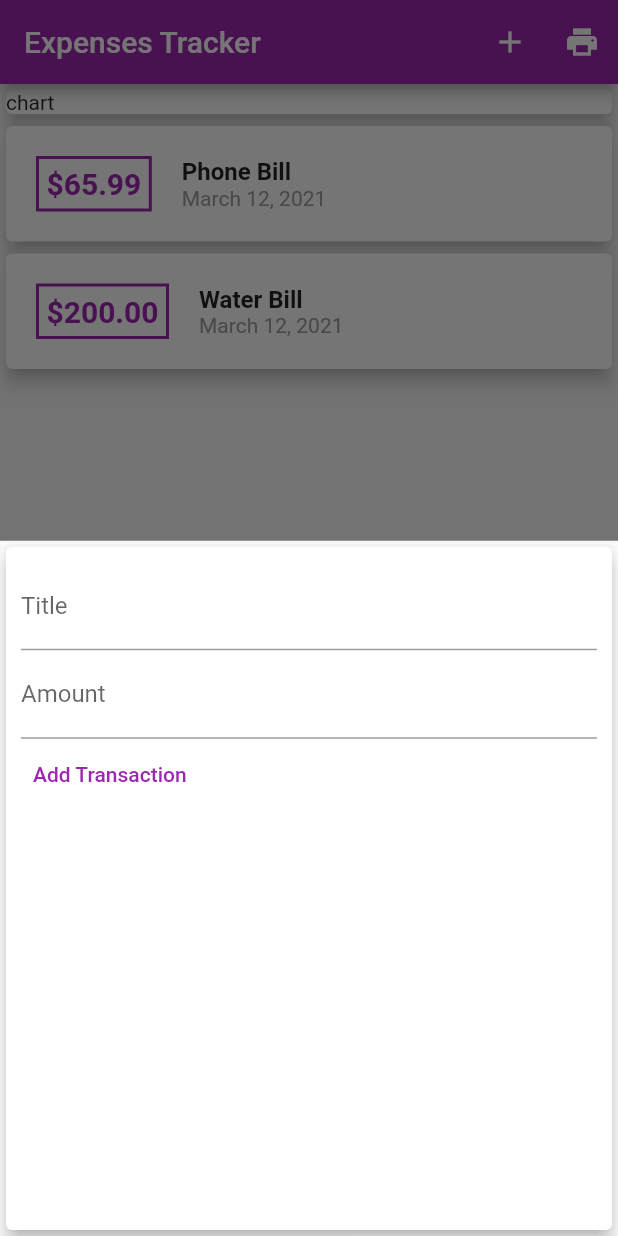
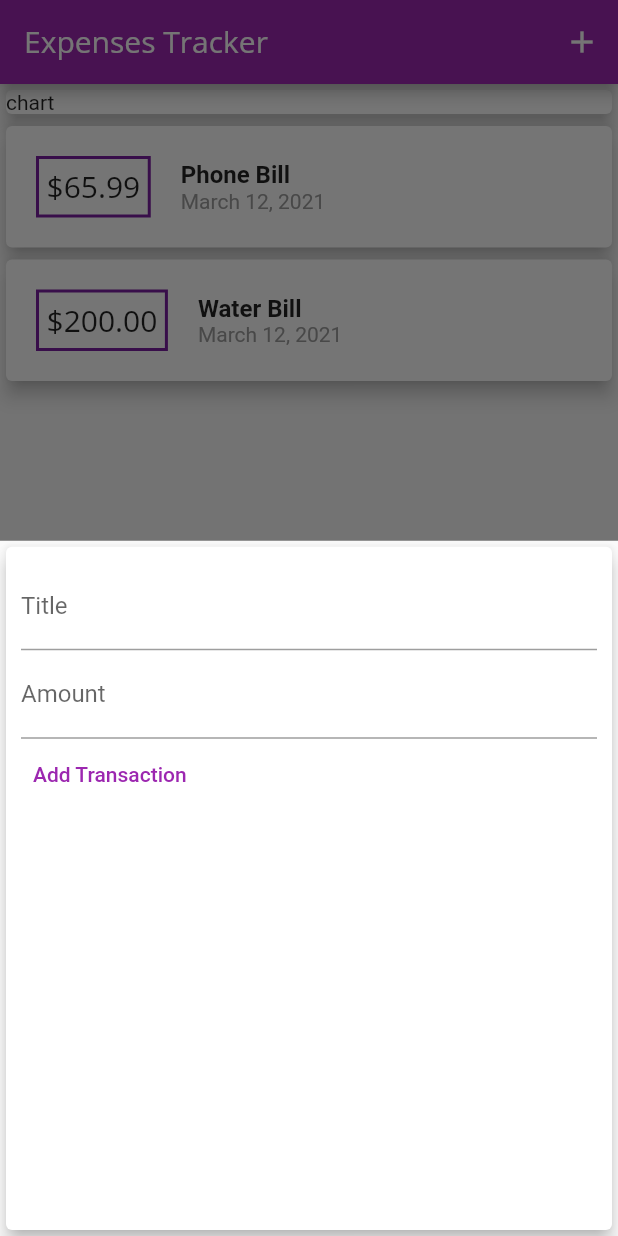
Before and after one commit to JuanBalceda/expenses_tracker, a Flutter app: the screen it shows after launch, after a tap on the "add" icon, on a phone screen of 412 x 824 dp. Run offline on Flutter 3.47's test engine with Material 2 defaults, Android fonts, the phone set to English and light mode, and no system bars.

Commit message:
Added theming

```diff
--- a/lib/main.dart
+++ b/lib/main.dart
@@ -3,8 +3,35 @@ import 'package:expenses_tracker/widgets/new_transaction.dart';
 import 'package:expenses_tracker/widgets/transaction_list.dart';
 import 'package:flutter/material.dart';
 
-void main() {
-  runApp(HomePage());
+void main() => runApp(ExpensesTrackerApp());
+
+class ExpensesTrackerApp extends StatelessWidget {
+  @override
+  Widget build(BuildContext context) {
+    return MaterialApp(
+      title: 'Expenses Tracker',
+      theme: ThemeData(
+        primarySwatch: Colors.purple,
+        accentColor: Colors.amber,
+        fontFamily: 'QuickSand',
+        textTheme: ThemeData.light().textTheme.copyWith(
+              headline6: TextStyle(
+                fontFamily: 'OpenSans',
+                fontSize: 20,
+              ),
+            ),
+        appBarTheme: AppBarTheme(
+          textTheme: ThemeData.light().textTheme.copyWith(
+                headline6: TextStyle(
+                  fontFamily: 'OpenSans',
+                  fontSize: 20,
+                ),
+              ),
+        ),
+      ),
+      home: HomePage(),
+    );
+  }
 }
 
 class HomePage extends StatefulWidget {
@@ -57,21 +84,15 @@ class _HomePageState extends State<HomePage> {
 
   @override
   Widget build(BuildContext context) {
-    return MaterialApp(
-      home: Scaffold(
+    return Scaffold(
       appBar: AppBar(
         title: Text('Expenses Tracker'),
-          backgroundColor: Colors.purple,
         actions: [
           Builder(
             builder: (context) => IconButton(
               icon: Icon(Icons.add),
               onPressed: () => _startNewTransaction(context),
             ),
-            ),
-            IconButton(
-              icon: Icon(Icons.print),
-              onPressed: () => _startNewTransaction(context),
           ),
         ],
       ),
@@ -94,8 +115,6 @@ class _HomePageState extends State<HomePage> {
         builder: (context) => FloatingActionButton(
           child: Icon(Icons.add),
           onPressed: () => _startNewTransaction(context),
-            backgroundColor: Colors.purple,
-          ),
         ),
       ),
     );
--- a/lib/widgets/new_transaction.dart
+++ b/lib/widgets/new_transaction.dart
@@ -55,7 +55,6 @@ class _NewTransactionState extends State<NewTransaction> {
             ),
             TextButton(
               onPressed: onSubmit,
-              style: TextButton.styleFrom(primary: Colors.purple),
               child: Text('Add Transaction'),
             )
           ],
--- a/lib/widgets/transaction_list_item.dart
+++ b/lib/widgets/transaction_list_item.dart
@@ -16,16 +16,12 @@ class TransactionListItem extends StatelessWidget {
             padding: EdgeInsets.all(5),
             child: Text(
               '\$${_transaction.amount.toStringAsFixed(2)}',
-              style: TextStyle(
-                fontSize: 20,
-                fontWeight: FontWeight.bold,
-                color: Colors.purple,
-              ),
+              style: Theme.of(context).textTheme.headline6,
             ),
             margin: EdgeInsets.all(20),
             decoration: BoxDecoration(
               border: Border.all(
-                color: Colors.purple,
+                color: Theme.of(context).primaryColorDark,
                 width: 2,
               ),
             ),
```
Also changed, not shown: pubspec.yaml (+11 -6 lines), assets/fonts/OpenSans-Bold.ttf (added), assets/fonts/OpenSans-Regular.ttf (added), assets/fonts/Quicksand-Bold.ttf (added), assets/fonts/Quicksand-Light.ttf (added), assets/fonts/Quicksand-Medium.ttf (added), assets/fonts/Quicksand-Regular.ttf (added). Lines whose indentation alone changed are shown as unchanged.
